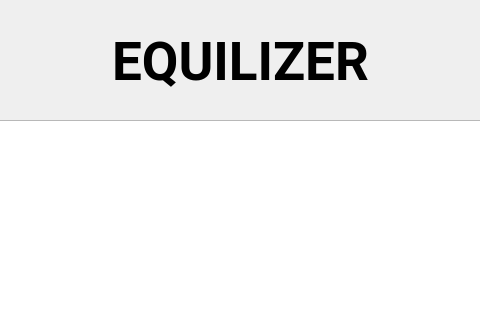
The window that design_Equalizer.ui (TynClause/Equalizer-Audio-Python) describes before a commit, drawn with Qt 5; both pictures show x 165 to 645 and y 0 to 320 of the 796 by 712 pixel window.
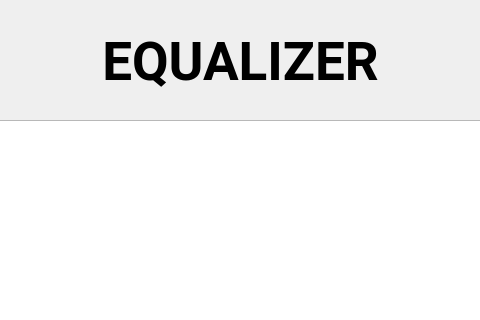
The same window after the commit. Icons and pictures are not drawn.

Patch:
```diff
--- a/design_Equalizer.ui
+++ b/design_Equalizer.ui
@@ -766,7 +766,7 @@
         <enum>Qt::LeftToRight</enum>
        </property>
        <property name="text">
-        <string>EQUILIZER</string>
+        <string>EQUALIZER</string>
        </property>
        <property name="alignment">
         <set>Qt::AlignCenter</set>
```
